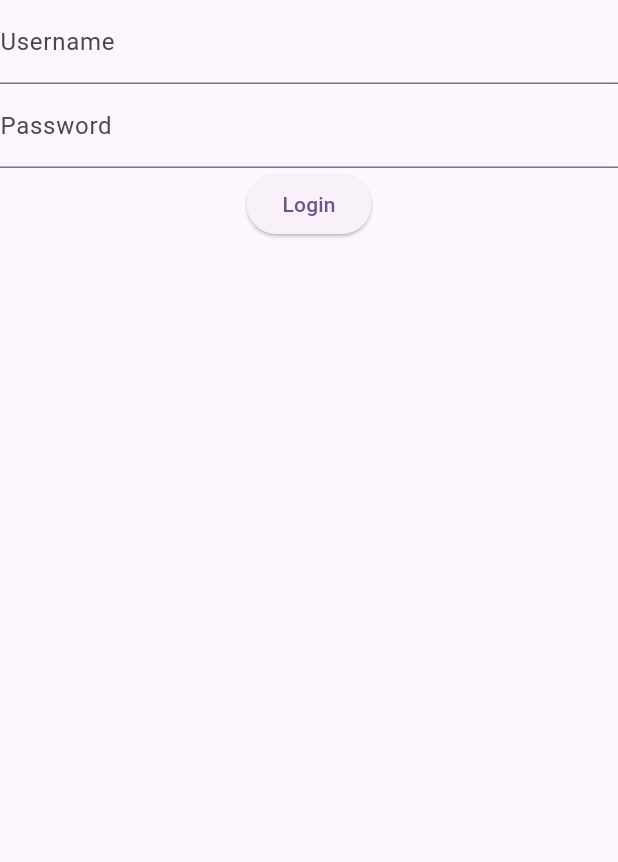
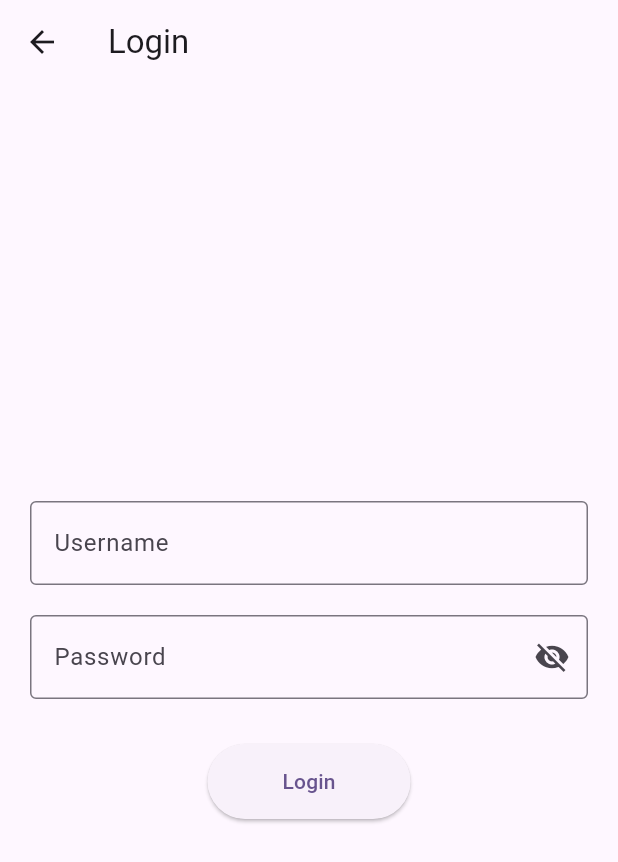
Before and after one commit to Senzo13/Ranked-Padel, a Flutter app: the screen it shows after launch, on a phone screen of 412 x 824 dp. Shown: the top 862 px of the screen. Run offline on Flutter 3.47's test engine with Material 2 defaults, Android fonts, the phone set to English and light mode, and no system bars; our stand-ins replace dio, shared_preferences; accounts and stored records are empty.

Commit message:
UPDATED - Auth View Model utilise change notified maintenant, loginView est refacto par rapport à ces changements; Ajout de tokenIsValid dans les user preferences

```diff
--- a/lib/viewmodels/auth/auth_viewmodel.dart
+++ b/lib/viewmodels/auth/auth_viewmodel.dart
@@ -1,18 +1,39 @@
+import 'package:flutter/foundation.dart';
 import 'package:ranked_padel/models/auth/user.dart';
 import 'package:ranked_padel/services/api/auth/authentication_service.dart';
 
-class LoginViewModel {
-  final AuthService _authService = AuthService();
+class LoginViewModel with ChangeNotifier {
+  final AuthService _authService;
+  User? _user;
+  String? _errorMessage;
+  bool _isLoading = false;
 
-  Future<User?> login(String username, String password) async {
-    final response =
-        await _authService.login({'username': username, 'password': password});
+  LoginViewModel({required AuthService authService})
+      : _authService = authService;
 
-    if (response != null && response.statusCode == 200) {
-      // Convertir la réponse en objet User
-      return User(id: response.data['id'], username: response.data['username']);
+  User? get user => _user;
+  String? get errorMessage => _errorMessage;
+  bool get isLoading => _isLoading;
+
+  Future<void> login(String username, String password) async {
+    _isLoading = true;
+    notifyListeners();
+
+    try {
+      final response = await _authService
+          .login({'username': username, 'password': password});
+      if (response != null && response.statusCode == 200) {
+        _user =
+            User(id: response.data['id'], username: response.data['username']);
+      } else {
+        _errorMessage =
+            "Failed to log in"; // or parse a more specific message from response
+      }
+    } catch (e) {
+      _errorMessage = e.toString();
+    } finally {
+      _isLoading = false;
+      notifyListeners();
     }
-
-    return null;
   }
 }
--- a/lib/views/auth/auth_view.dart
+++ b/lib/views/auth/auth_view.dart
@@ -1,42 +1,95 @@
 import 'package:flutter/material.dart';
 import 'package:ranked_padel/viewmodels/auth/auth_viewmodel.dart';
+import 'package:ranked_padel/services/api/auth/authentication_service.dart';
 
 class LoginView extends StatefulWidget {
   const LoginView({super.key});
 
   @override
+  // ignore: library_private_types_in_public_api
   _LoginViewState createState() => _LoginViewState();
 }
 
 class _LoginViewState extends State<LoginView> {
-  final _viewModel = LoginViewModel();
+  final _viewModel = LoginViewModel(authService: AuthService());
   final _usernameController = TextEditingController();
   final _passwordController = TextEditingController();
 
   @override
+  void initState() {
+    super.initState();
+    _viewModel.addListener(_updateState);
+  }
+
+  @override
+  void dispose() {
+    _viewModel.removeListener(_updateState);
+    super.dispose();
+  }
+
+  void _updateState() {
+    setState(() {});
+  }
+
+  @override
   Widget build(BuildContext context) {
     return Scaffold(
-      body: Column(
+      appBar: AppBar(title: const Text('Login')),
+      body: Padding(
+        padding: const EdgeInsets.all(20.0),
+        child: Column(
+          mainAxisAlignment: MainAxisAlignment.center,
           children: [
             TextField(
               controller: _usernameController,
-              decoration: InputDecoration(labelText: 'Username')),
+              decoration: const InputDecoration(
+                labelText: 'Username',
+                border: OutlineInputBorder(),
+              ),
+            ),
+            const SizedBox(height: 20),
             TextField(
               controller: _passwordController,
-              decoration: InputDecoration(labelText: 'Password')),
-          ElevatedButton(
+              decoration: const InputDecoration(
+                labelText: 'Password',
+                border: OutlineInputBorder(),
+                suffixIcon: Icon(Icons.visibility_off),
+              ),
+              obscureText: true,
+            ),
+            const SizedBox(height: 30),
+            _viewModel.isLoading
+                ? const CircularProgressIndicator()
+                : ElevatedButton(
                     onPressed: () async {
-              final user = await _viewModel.login(
+                      await _viewModel.login(
                           _usernameController.text, _passwordController.text);
-              if (user != null) {
+                      if (_viewModel.user != null) {
                         // Naviguer vers la page d'accueil ou afficher un message de succès
+                        // ignore: use_build_context_synchronously
+                        Navigator.of(context).pushReplacementNamed('/home');
                       } else {
                         // Afficher un message d'erreur
+                        // ignore: use_build_context_synchronously
+                        ScaffoldMessenger.of(context).showSnackBar(
+                          SnackBar(
+                            content: Text(_viewModel.errorMessage ??
+                                "Erreur lors de la connexion."),
+                          ),
+                        );
                       }
                     },
-            child: Text('Login'),
+                    style: ElevatedButton.styleFrom(
+                      padding: const EdgeInsets.symmetric(
+                          horizontal: 50, vertical: 15),
+                      shape: RoundedRectangleBorder(
+                        borderRadius: BorderRadius.circular(30),
+                      ),
+                    ),
+                    child: const Text('Login'),
                   ),
           ],
+        ),
       ),
     );
   }
```
Also changed, not shown: lib/services/preferences/user_preferences.dart (+27 -1 lines), lib/utils/decode_token.dart (added, +22 -0 lines). Lines whose indentation alone changed are shown as unchanged.
